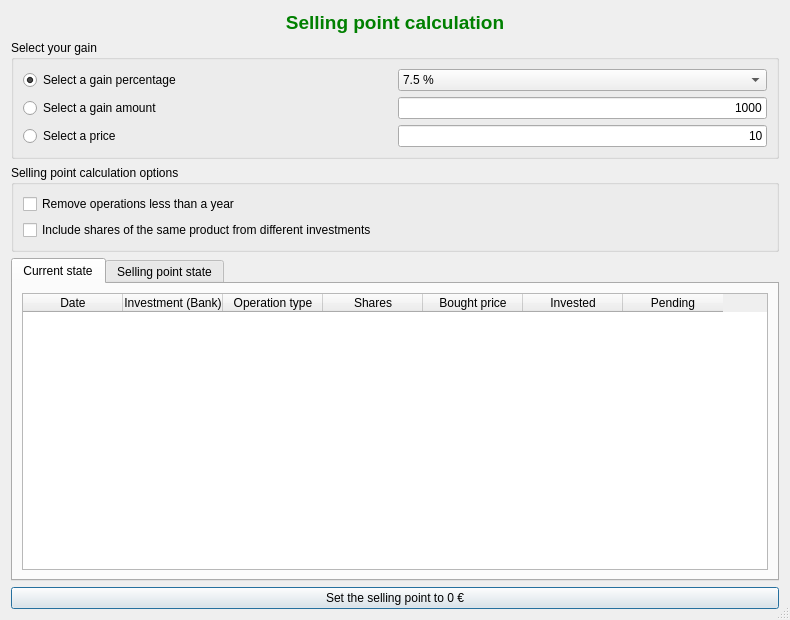
Before: the Qt Designer form ui/frmSellingPoint.ui in turulomio/xulpymoney, drawn with Qt 5.
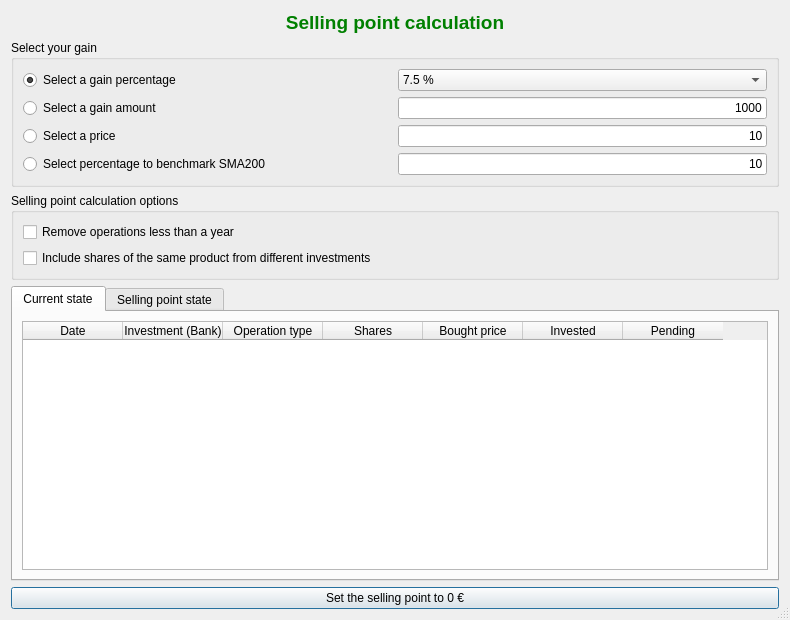
After: the same form once the commit is applied. Icons and pictures are not drawn. Custom widgets are drawn as their Qt base class.

Commit message: Añadido selling point to sma 200

Diff of the .ui file:
```diff
--- a/ui/frmSellingPoint.ui
+++ b/ui/frmSellingPoint.ui
@@ -142,7 +142,7 @@
          </layout>
         </item>
         <item>
-         <layout class="QHBoxLayout" name="horizontalLayout_4">
+         <layout class="QHBoxLayout" name="horizontalLayout_8">
           <item>
            <widget class="QRadioButton" name="radPrice">
             <property name="text">
@@ -168,6 +168,36 @@
           </item>
          </layout>
         </item>
+        <item>
+         <layout class="QHBoxLayout" name="horizontalLayout_4">
+          <item>
+           <widget class="QRadioButton" name="radSMA200">
+            <property name="text">
+             <string>Select percentage to benchmark SMA200</string>
+            </property>
+           </widget>
+          </item>
+          <item>
+           <widget class="QLineEdit" name="txtSMA200">
+            <property name="sizePolicy">
+             <sizepolicy hsizetype="Minimum" vsizetype="Fixed">
+              <horstretch>0</horstretch>
+              <verstretch>0</verstretch>
+             </sizepolicy>
+            </property>
+            <property name="text">
+             <string>10</string>
+            </property>
+            <property name="alignment">
+             <set>Qt::AlignRight|Qt::AlignTrailing|Qt::AlignVCenter</set>
+            </property>
+            <property name="readOnly">
+             <bool>true</bool>
+            </property>
+           </widget>
+          </item>
+         </layout>
+        </item>
        </layout>
       </widget>
      </item>
```
Left out of the diff: 4 changed lines with no effect on the pictures. The commit also changes 6 other files.
